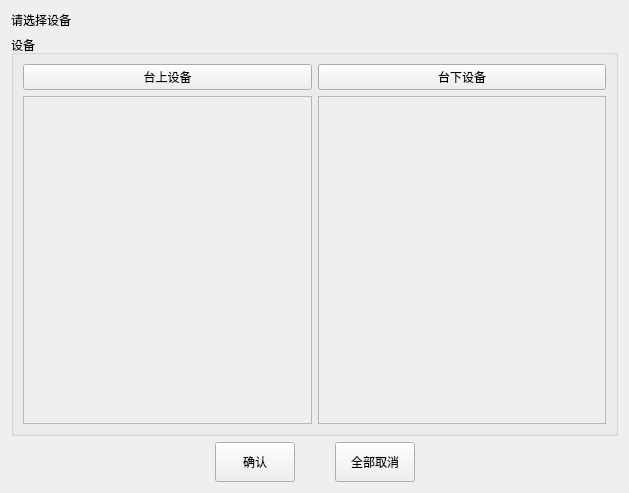
niuyuxin/touchScreen, file ui/singlectrlwidget.ui: the form before one commit.
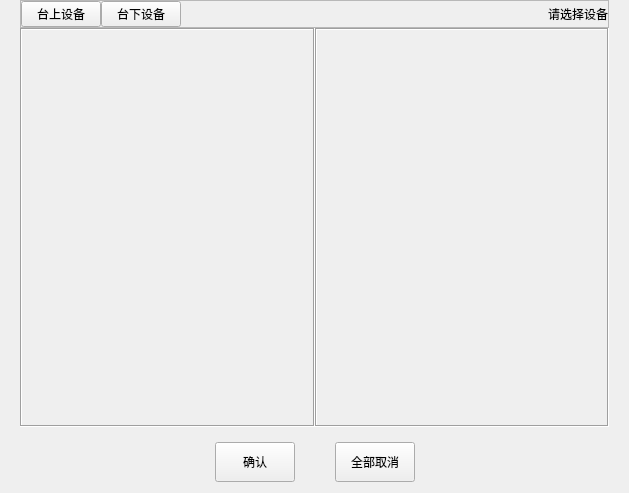
The form after the commit.

```diff
--- a/ui/singlectrlwidget.ui
+++ b/ui/singlectrlwidget.ui
@@ -14,27 +14,60 @@
    <string>Form</string>
   </property>
   <layout class="QVBoxLayout" name="verticalLayout">
-   <item>
-    <widget class="QLabel" name="tipsLabel">
-     <property name="text">
-      <string>请选择设备</string>
-     </property>
-    </widget>
-   </item>
+   <property name="topMargin">
+    <number>0</number>
+   </property>
    <item>
-    <widget class="QGroupBox" name="independentCtrlGroupBox">
+    <widget class="QFrame" name="singleCtrlFrame">
      <property name="sizePolicy">
       <sizepolicy hsizetype="Expanding" vsizetype="Expanding">
        <horstretch>0</horstretch>
        <verstretch>0</verstretch>
       </sizepolicy>
      </property>
-     <property name="title">
-      <string>设备</string>
+     <property name="frameShadow">
+      <enum>QFrame::Plain</enum>
      </property>
-     <layout class="QVBoxLayout" name="verticalLayout_4">
+     <layout class="QVBoxLayout" name="verticalLayout_2">
+      <property name="spacing">
+       <number>0</number>
+      </property>
+      <property name="sizeConstraint">
+       <enum>QLayout::SetNoConstraint</enum>
+      </property>
+      <property name="topMargin">
+       <number>0</number>
+      </property>
       <item>
-       <layout class="QHBoxLayout" name="horizontalLayout_5">
+       <widget class="QFrame" name="devGroupSelectFrame">
+        <property name="sizePolicy">
+         <sizepolicy hsizetype="Preferred" vsizetype="Preferred">
+          <horstretch>0</horstretch>
+          <verstretch>0</verstretch>
+         </sizepolicy>
+        </property>
+        <property name="frameShape">
+         <enum>QFrame::StyledPanel</enum>
+        </property>
+        <property name="frameShadow">
+         <enum>QFrame::Raised</enum>
+        </property>
+        <layout class="QHBoxLayout" name="horizontalLayout_2">
+         <property name="spacing">
+          <number>0</number>
+         </property>
+         <property name="leftMargin">
+          <number>0</number>
+         </property>
+         <property name="topMargin">
+          <number>0</number>
+         </property>
+         <property name="rightMargin">
+          <number>0</number>
+         </property>
+         <property name="bottomMargin">
+          <number>0</number>
+         </property>
         <item>
          <widget class="QPushButton" name="subUpDevPushButton">
           <property name="sizePolicy">
@@ -67,12 +100,36 @@
           </property>
          </widget>
         </item>
-       </layout>
+         <item>
+          <spacer name="horizontalSpacer_3">
+           <property name="orientation">
+            <enum>Qt::Horizontal</enum>
+           </property>
+           <property name="sizeHint" stdset="0">
+            <size>
+             <width>40</width>
+             <height>20</height>
+            </size>
+           </property>
+          </spacer>
+         </item>
+         <item>
+          <widget class="QLabel" name="tipsLabel">
+           <property name="text">
+            <string>请选择设备</string>
+           </property>
+          </widget>
+         </item>
+        </layout>
+       </widget>
       </item>
       <item>
        <layout class="QHBoxLayout" name="horizontalLayout_4">
         <item>
          <widget class="QScrollArea" name="subUpDevScrollArea">
+          <property name="frameShape">
+           <enum>QFrame::Box</enum>
+          </property>
           <property name="widgetResizable">
            <bool>true</bool>
           </property>
@@ -81,8 +138,8 @@
             <rect>
              <x>0</x>
              <y>0</y>
-             <width>290</width>
-             <height>342</height>
+             <width>289</width>
+             <height>396</height>
             </rect>
            </property>
           </widget>
@@ -90,6 +147,9 @@
         </item>
         <item>
          <widget class="QScrollArea" name="subDownDevScrollArea">
+          <property name="frameShape">
+           <enum>QFrame::Box</enum>
+          </property>
           <property name="widgetResizable">
            <bool>true</bool>
           </property>
@@ -98,8 +158,8 @@
             <rect>
              <x>0</x>
              <y>0</y>
-             <width>289</width>
-             <height>342</height>
+             <width>288</width>
+             <height>396</height>
             </rect>
            </property>
           </widget>
```
Lines whose indentation alone changed are shown as unchanged.
